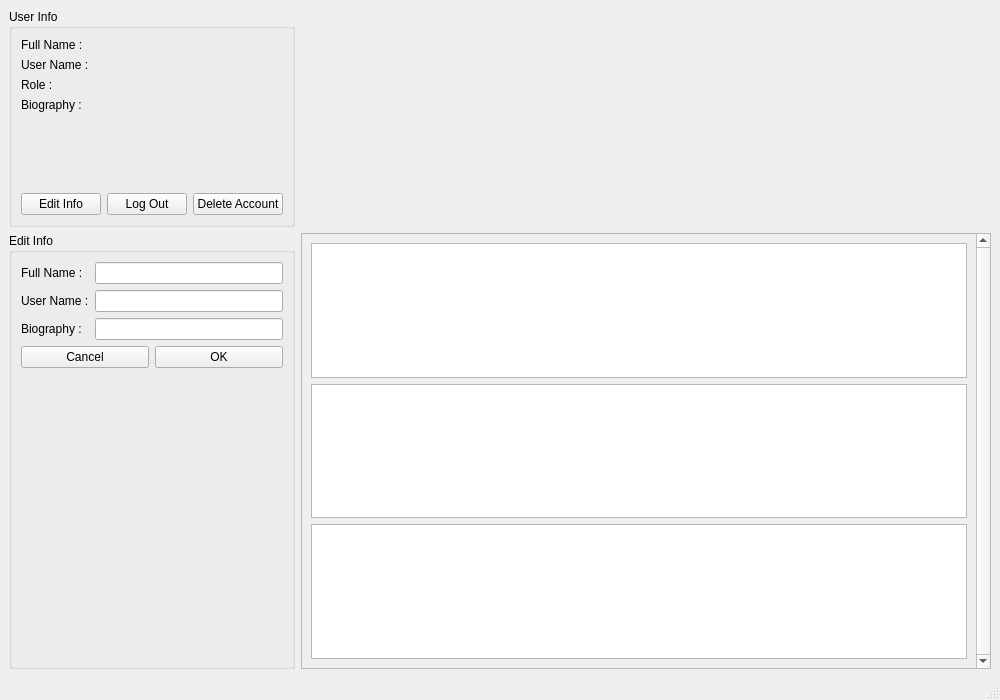
First picture: the form in listenerpanel.ui, repository aminfooladi/QSpotify, before the edit.
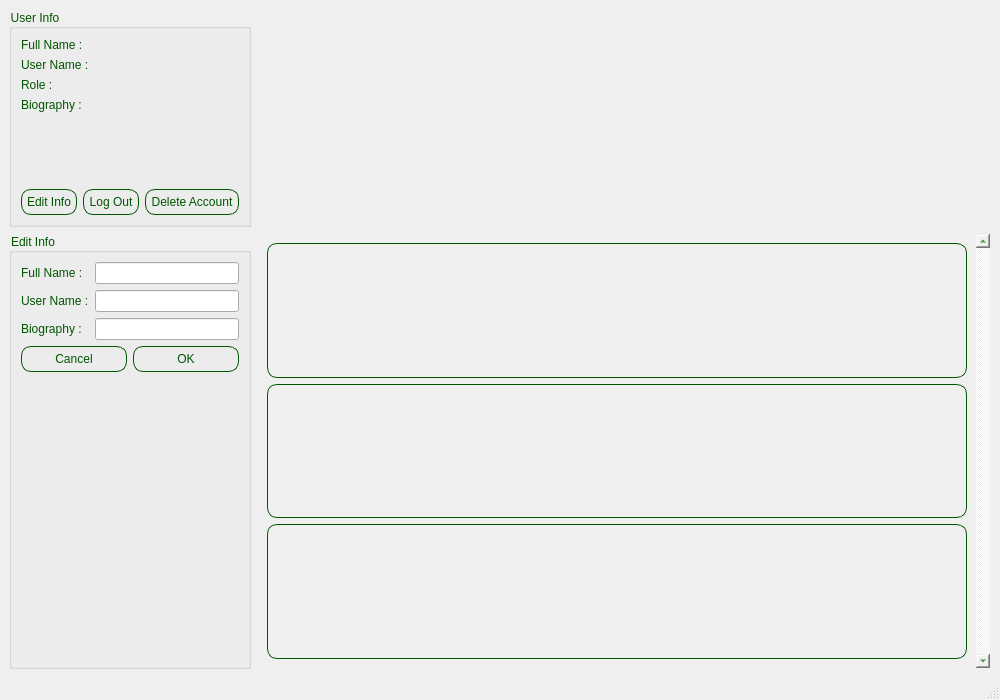
Second picture: the form after the edit. Icons and pictures are not drawn.

Commit message: change background of all pages

The edit to the form file:
```diff
--- a/listenerpanel.ui
+++ b/listenerpanel.ui
@@ -73,6 +73,12 @@
      <layout class="QVBoxLayout" name="verticalLayout">
       <item>
        <widget class="QScrollArea" name="allScrollAreas">
+        <property name="styleSheet">
+         <string notr="true">
+color: rgb(0, 85, 0);
+background: transparent;
+</string>
+        </property>
         <property name="verticalScrollBarPolicy">
          <enum>Qt::ScrollBarPolicy::ScrollBarAlwaysOn</enum>
         </property>
@@ -87,19 +93,46 @@
           <rect>
            <x>0</x>
            <y>0</y>
-           <width>682</width>
+           <width>717</width>
            <height>418</height>
           </rect>
          </property>
          <layout class="QVBoxLayout" name="verticalLayout_2">
           <item>
-           <widget class="QListWidget" name="playlistsListWidget"/>
+           <widget class="QListWidget" name="playlistsListWidget">
+            <property name="styleSheet">
+             <string notr="true">border: 1px solid rgb(0, 85, 0);
+border-radius: 10px;
+padding: 5px;
+color: rgb(0, 85, 0);
+background: transparent;
+</string>
+            </property>
+           </widget>
           </item>
           <item>
-           <widget class="QListWidget" name="albumListWidget"/>
+           <widget class="QListWidget" name="albumListWidget">
+            <property name="styleSheet">
+             <string notr="true">border: 1px solid rgb(0, 85, 0);
+border-radius: 10px;
+padding: 5px;
+color: rgb(0, 85, 0);
+background: transparent;
+</string>
+            </property>
+           </widget>
           </item>
           <item>
-           <widget class="QListWidget" name="singlesListWidget"/>
+           <widget class="QListWidget" name="singlesListWidget">
+            <property name="styleSheet">
+             <string notr="true">border: 1px solid rgb(0, 85, 0);
+border-radius: 10px;
+padding: 5px;
+color: rgb(0, 85, 0);
+background: transparent;
+</string>
+            </property>
+           </widget>
           </item>
          </layout>
         </widget>
@@ -109,12 +142,22 @@
     </item>
     <item row="0" column="0">
      <widget class="QGroupBox" name="userInformation">
+      <property name="styleSheet">
+       <string notr="true">background-image: url(:/images/background/images/background  (2).png);
+color: rgb(0, 85, 0);
+
+</string>
+      </property>
       <property name="title">
        <string>User Info</string>
       </property>
       <layout class="QFormLayout" name="formLayout_2">
        <item row="0" column="0">
         <widget class="QLabel" name="fullNameLabel_2">
+         <property name="styleSheet">
+          <string notr="true">background: transparent;
+color: rgb(0, 85, 0);</string>
+         </property>
          <property name="text">
           <string>Full Name :</string>
          </property>
@@ -129,6 +172,10 @@
        </item>
        <item row="1" column="0">
         <widget class="QLabel" name="userNameLabel_2">
+         <property name="styleSheet">
+          <string notr="true">color: rgb(0, 85, 0);
+background: transparent;</string>
+         </property>
          <property name="text">
           <string>User Name :</string>
          </property>
@@ -143,6 +190,10 @@
        </item>
        <item row="2" column="0">
         <widget class="QLabel" name="roleLabel_2">
+         <property name="styleSheet">
+          <string notr="true">color: rgb(0, 85, 0);
+background: transparent;</string>
+         </property>
          <property name="text">
           <string>Role :</string>
          </property>
@@ -157,6 +208,10 @@
        </item>
        <item row="3" column="0">
         <widget class="QLabel" name="biographyLabel_2">
+         <property name="styleSheet">
+          <string notr="true">color: rgb(0, 85, 0);
+background: transparent;</string>
+         </property>
          <property name="text">
           <string>Biography :</string>
          </property>
@@ -173,6 +228,14 @@
         <layout class="QHBoxLayout" name="horizontalLayout_5">
          <item>
           <widget class="QPushButton" name="editInfoButton">
+           <property name="styleSheet">
+            <string notr="true">background-image: url(:/images/background/images/witeBackground.png);
+border: 1px solid rgb(0, 85, 0);
+border-radius: 10px;
+padding: 5px;
+color: rgb(0, 85, 0);
+</string>
+           </property>
            <property name="text">
             <string>Edit Info</string>
            </property>
@@ -180,6 +243,14 @@
          </item>
          <item>
           <widget class="QPushButton" name="logoutButton">
+           <property name="styleSheet">
+            <string notr="true">background-image: url(:/images/background/images/witeBackground.png);
+border: 1px solid rgb(0, 85, 0);
+border-radius: 10px;
+padding: 5px;
+color: rgb(0, 85, 0);
+</string>
+           </property>
            <property name="text">
             <string>Log Out</string>
            </property>
@@ -187,6 +258,13 @@
          </item>
          <item>
           <widget class="QPushButton" name="deleteAccountButton">
+           <property name="styleSheet">
+            <string notr="true">background-image: url(:/images/background/images/witeBackground.png);
+border: 1px solid rgb(0, 85, 0);
+border-radius: 10px;
+padding: 5px;
+color: rgb(0, 85, 0);</string>
+           </property>
            <property name="text">
             <string>Delete Account</string>
            </property>
@@ -212,12 +290,21 @@
     </item>
     <item row="1" column="0">
      <widget class="QGroupBox" name="editInfoGroupBox">
+      <property name="styleSheet">
+       <string notr="true">background-image: url(:/images/background/images/background  (2).png);
+color: rgb(0, 85, 0);
+
+</string>
+      </property>
       <property name="title">
        <string>Edit Info</string>
       </property>
       <layout class="QFormLayout" name="formLayout_3">
        <item row="0" column="0">
         <widget class="QLabel" name="fullNameLabel">
+         <property name="styleSheet">
+          <string notr="true">background: transparent;</string>
+         </property>
          <property name="text">
           <string>Full Name :</string>
          </property>
@@ -228,6 +315,9 @@
        </item>
        <item row="1" column="0">
         <widget class="QLabel" name="userNameLabel">
+         <property name="styleSheet">
+          <string notr="true">background: transparent;</string>
+         </property>
          <property name="text">
           <string>User Name :</string>
          </property>
@@ -238,6 +328,9 @@
        </item>
        <item row="2" column="0">
         <widget class="QLabel" name="biographyLabel">
+         <property name="styleSheet">
+          <string notr="true">background: transparent;</string>
+         </property>
          <property name="text">
           <string>Biography :</string>
          </property>
@@ -250,6 +343,13 @@
         <layout class="QHBoxLayout" name="horizontalLayout_7">
          <item>
           <widget class="QPushButton" name="Cancel">
+           <property name="styleSheet">
+            <string notr="true">background-image: url(:/images/background/images/witeBackground.png);
+border: 1px solid rgb(0, 85, 0);
+border-radius: 10px;
+padding: 5px;
+color: rgb(0, 85, 0);</string>
+           </property>
            <property name="text">
             <string>Cancel</string>
            </property>
@@ -257,6 +357,13 @@
          </item>
          <item>
           <widget class="QPushButton" name="OK">
+           <property name="styleSheet">
+            <string notr="true">background-image: url(:/images/background/images/witeBackground.png);
+border: 1px solid rgb(0, 85, 0);
+border-radius: 10px;
+padding: 5px;
+color: rgb(0, 85, 0);</string>
+           </property>
            <property name="text">
             <string>OK</string>
            </property>
```
Left out of the diff: 4 changed lines with no effect on the pictures. The commit also changes 6 other files.
